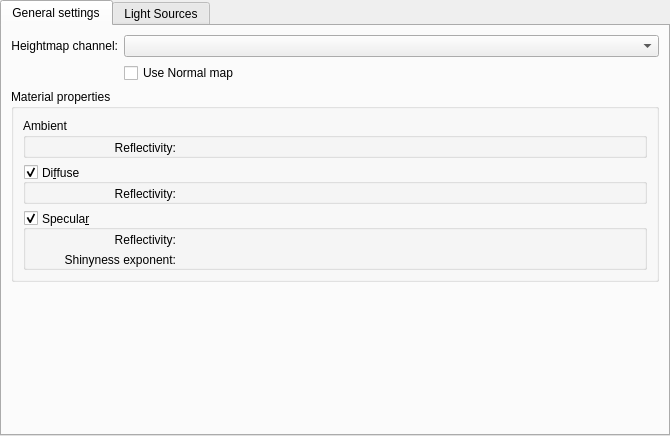
Above: plugins/filters/phongbumpmap/wdgphongbumpmap.ui from KDE/krita before the change. Below: the same form after it.
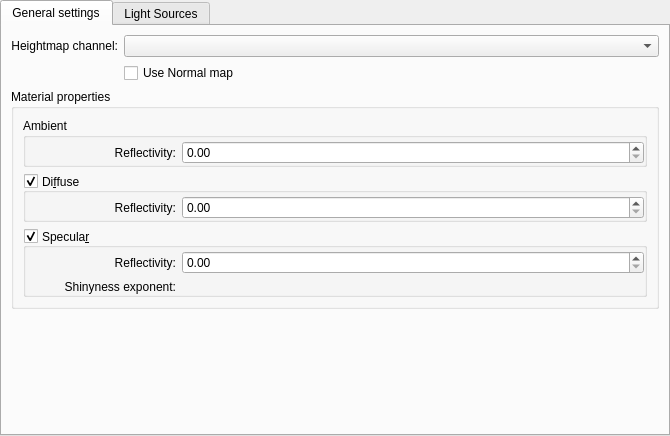
That is the form after the change. Custom widgets are drawn as their Qt base class.

Commit message:
ui: Fix Designer not rendering KisDoubleSliderSpinBox as QDoubleSpinBox
Part-of: <https://invent.kde.org/graphics/krita/-/merge_requests/1742>

```diff
--- a/plugins/filters/phongbumpmap/wdgphongbumpmap.ui
+++ b/plugins/filters/phongbumpmap/wdgphongbumpmap.ui
@@ -832,7 +832,7 @@
   </customwidget>
   <customwidget>
    <class>KisDoubleSliderSpinBox</class>
-   <extends>QWidget</extends>
+   <extends>QDoubleSpinBox</extends>
    <header>kis_slider_spin_box.h</header>
    <container>1</container>
   </customwidget>
```
The commit also changes 54 other files.
